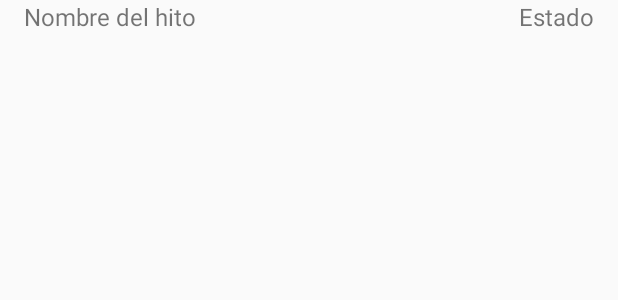
After one commit to kurono7/checher2, an Android app: the layout item_task.xml on its own in the app's theme, with its tools: preview values and no code run, on a phone screen of 412 x 824 dp. The commit adds this screen. Shown: the top 300 px of the screen. Run offline under Robolectric (Android 15) with nearby library versions, the phone set to English and light mode, and no system bars.

Commit message:
Three commit

```diff
--- a/app/src/main/java/com/example/checker/LoginActivity.java
+++ b/app/src/main/java/com/example/checker/LoginActivity.java
@@ -2,6 +2,7 @@ package com.example.checker;
 
 import androidx.appcompat.app.AppCompatActivity;
 
+import android.content.Intent;
 import android.os.Bundle;
 import android.os.Handler;
 import android.view.View;
@@ -32,6 +33,7 @@ public class LoginActivity extends AppCompatActivity {
         loginBtn.setOnClickListener(new View.OnClickListener() {
             @Override
             public void onClick(View view) {
+                startActivity(new Intent(LoginActivity.this, HomeActivity.class));
                 final ConnectionHTTP connectionHTTP = new ConnectionHTTP();
                 int time = 0;
                 if (connectionHTTP.isNetworkAvailable(LoginActivity.this)) {
--- /dev/null
+++ b/app/src/main/res/layout/item_task.xml
@@ -0,0 +1,27 @@
+<?xml version="1.0" encoding="utf-8"?>
+<androidx.constraintlayout.widget.ConstraintLayout xmlns:android="http://schemas.android.com/apk/res/android"
+    xmlns:app="http://schemas.android.com/apk/res-auto"
+    android:layout_width="match_parent"
+    android:layout_height="wrap_content">
+
+    <TextView
+        android:id="@+id/taskName"
+        android:layout_width="wrap_content"
+        android:layout_height="wrap_content"
+        android:layout_marginLeft="@dimen/fab_margin"
+        android:text="Nombre del hito"
+        android:textSize="@dimen/text_size"
+        app:layout_constraintStart_toStartOf="parent"
+        app:layout_constraintTop_toTopOf="parent" />
+
+    <TextView
+        android:id="@+id/taskStatus"
+        android:layout_width="wrap_content"
+        android:layout_height="wrap_content"
+        android:layout_marginRight="@dimen/fab_margin"
+        android:text="Estado"
+        android:textSize="@dimen/text_size"
+        app:layout_constraintEnd_toEndOf="parent"
+        app:layout_constraintTop_toTopOf="parent" />
+
+</androidx.constraintlayout.widget.ConstraintLayout>
--- a/app/src/main/res/values/dimens.xml
+++ b/app/src/main/res/values/dimens.xml
@@ -5,4 +5,5 @@
     <dimen name="nav_header_vertical_spacing">8dp</dimen>
     <dimen name="nav_header_height">176dp</dimen>
     <dimen name="fab_margin">16dp</dimen>
+    <dimen name="text_size">16dp</dimen>
 </resources>
```
Also changed, not shown: app/src/main/java/com/example/checker/HomeActivity.java (+77 -3 lines), app/src/main/java/com/example/checker/TaskAdapter.java (added, +49 -0 lines), app/src/main/java/com/example/checker/model/Task.java (added, +70 -0 lines), app/src/main/java/com/example/checker/utils/ConnectionHTTP.java (+7 -2 lines), app/src/main/res/layout/activity_home.xml (+11 -0 lines).
